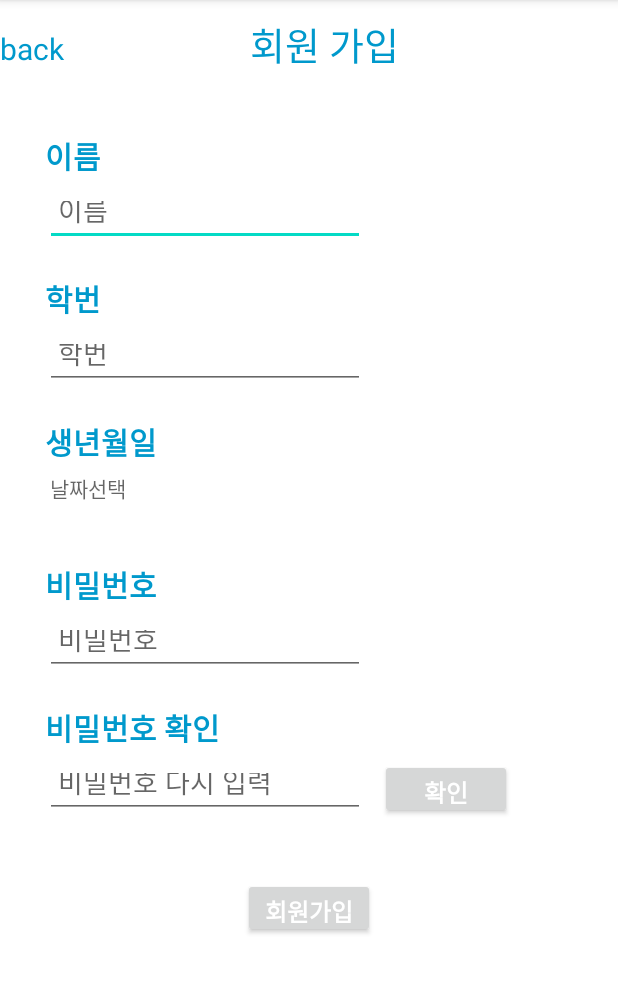
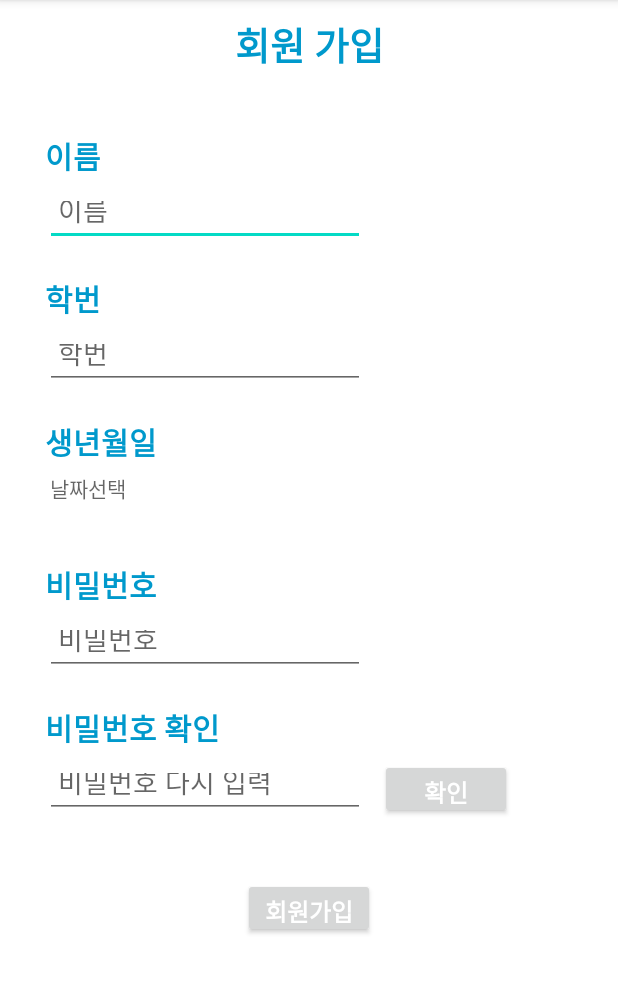
Before and after one commit to 7angJung/SW_DDOS, an Android app: the RegisterActivity screen opened directly, with no data from a screen before it, on a phone screen of 412 x 824 dp, the part 84-1077 px from its top. Run offline under Robolectric (Android 15) with nearby library versions, the light colour scheme and no system bars; our stand-ins replace Firebase (no records; nobody signed in at launch, a user with empty details on screens opened directly).

Commit message:
로그인 화면 UI 18th commit

```diff
--- a/app/src/main/java/com/example/mgit/RegisterActivity.java
+++ b/app/src/main/java/com/example/mgit/RegisterActivity.java
@@ -39,10 +39,6 @@ public class RegisterActivity extends AppCompatActivity {
         mAuth = FirebaseAuth.getInstance();
         UserDB = FirebaseDatabase.getInstance();
         UserRef = UserDB.getReference("M-GIT");
-
-        //뒤로 가기 버튼
-        back = (TextView)findViewById(R.id.back);
-        back.setOnClickListener(v -> onBackPressed() );
 
         //기입 항목
         name = (EditText)findViewById(R.id.signName);
@@ -186,7 +182,7 @@ public class RegisterActivity extends AppCompatActivity {
                             Toast.makeText(getApplicationContext(), "회원가입 실패", Toast.LENGTH_SHORT).show();
                         }
                     } else {
-                        Toast.makeText(getApplicationContext(), "회원가입 실패", Toast.LENGTH_SHORT).show();
+                        Toast.makeText(getApplicationContext(), "해당 학번의 계정은 이미 존재합니다.", Toast.LENGTH_SHORT).show();
                     }
                 });
     }
--- a/app/src/main/res/layout/activity_register.xml
+++ b/app/src/main/res/layout/activity_register.xml
@@ -19,23 +19,16 @@
             android:orientation="horizontal">
 
             <TextView
-                android:id="@+id/back"
-                android:layout_width="wrap_content"
-                android:layout_height="wrap_content"
-                android:layout_weight="1.7"
-                android:text="back"
-                android:textColor="@android:color/holo_blue_dark"
-                android:textSize="20dp" />
-
-            <TextView
                 android:id="@+id/signup"
                 android:layout_width="wrap_content"
                 android:layout_height="wrap_content"
                 android:layout_marginBottom="20dp"
                 android:layout_weight="2"
                 android:text="회원 가입"
+                android:gravity="center"
                 android:textColor="@android:color/holo_blue_dark"
-                android:textSize="25dp" />
+                android:textSize="25dp"
+                android:textStyle="bold"/>
         </LinearLayout>
 
         <ScrollView
```
Also changed, not shown: app/src/main/java/com/example/mgit/CreditActivity.java (+10 -10 lines), app/src/main/java/com/example/mgit/OnlineBoardActivity.java (deleted, +0 -91 lines), app/src/main/java/com/example/mgit/RoadmapActivity.java (+5 -2 lines).
